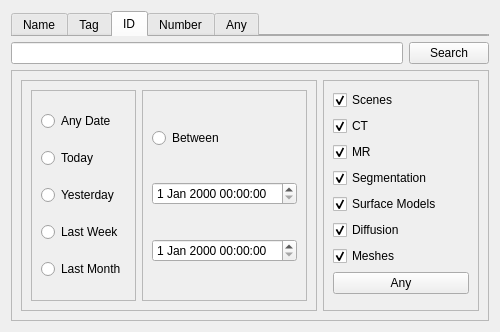
commontk/CTK, file Libs/DICOM/Widgets/Resources/UI/ctkDICOMQueryWidget.ui: the form before one commit.
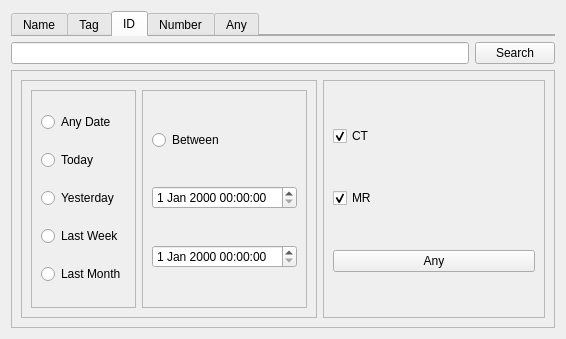
The form after the commit. The open tabs and pages were chosen to show the change.

Commit message: Reorganize code and connect query button to new tab method

```diff
--- a/Libs/DICOM/Widgets/Resources/UI/ctkDICOMQueryWidget.ui
+++ b/Libs/DICOM/Widgets/Resources/UI/ctkDICOMQueryWidget.ui
@@ -6,8 +6,8 @@
    <rect>
     <x>0</x>
     <y>0</y>
-    <width>500</width>
-    <height>332</height>
+    <width>566</width>
+    <height>339</height>
    </rect>
   </property>
   <property name="windowTitle">
@@ -178,16 +178,6 @@
          <enum>QFrame::Raised</enum>
         </property>
         <layout class="QVBoxLayout" name="verticalLayout_5">
-         <item>
-          <widget class="QCheckBox" name="checkBox_7">
-           <property name="text">
-            <string>Scenes</string>
-           </property>
-           <property name="checked">
-            <bool>true</bool>
-           </property>
-          </widget>
-         </item>
          <item>
           <widget class="QCheckBox" name="checkBox">
            <property name="text">
@@ -208,46 +198,6 @@
            </property>
           </widget>
          </item>
-         <item>
-          <widget class="QCheckBox" name="checkBox_4">
-           <property name="text">
-            <string>Segmentation</string>
-           </property>
-           <property name="checked">
-            <bool>true</bool>
-           </property>
-          </widget>
-         </item>
-         <item>
-          <widget class="QCheckBox" name="checkBox_3">
-           <property name="text">
-            <string>Surface Models</string>
-           </property>
-           <property name="checked">
-            <bool>true</bool>
-           </property>
-          </widget>
-         </item>
-         <item>
-          <widget class="QCheckBox" name="checkBox_2">
-           <property name="text">
-            <string>Diffusion</string>
-           </property>
-           <property name="checked">
-            <bool>true</bool>
-           </property>
-          </widget>
-         </item>
-         <item>
-          <widget class="QCheckBox" name="checkBox_6">
-           <property name="text">
-            <string>Meshes</string>
-           </property>
-           <property name="checked">
-            <bool>true</bool>
-           </property>
-          </widget>
-         </item>
          <item>
           <widget class="QPushButton" name="pushButton_2">
            <property name="text">
```
Left out of the diff: 2 changed lines with no effect on the pictures. The commit also changes 4 other files.
